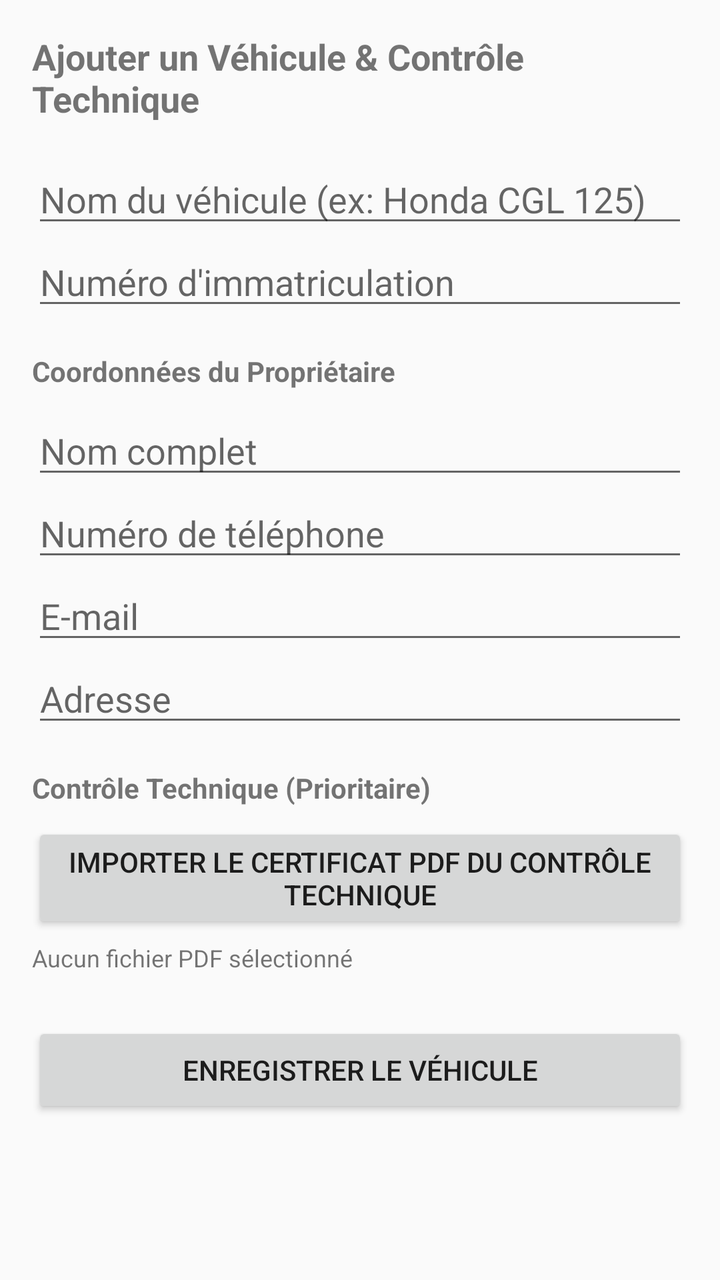
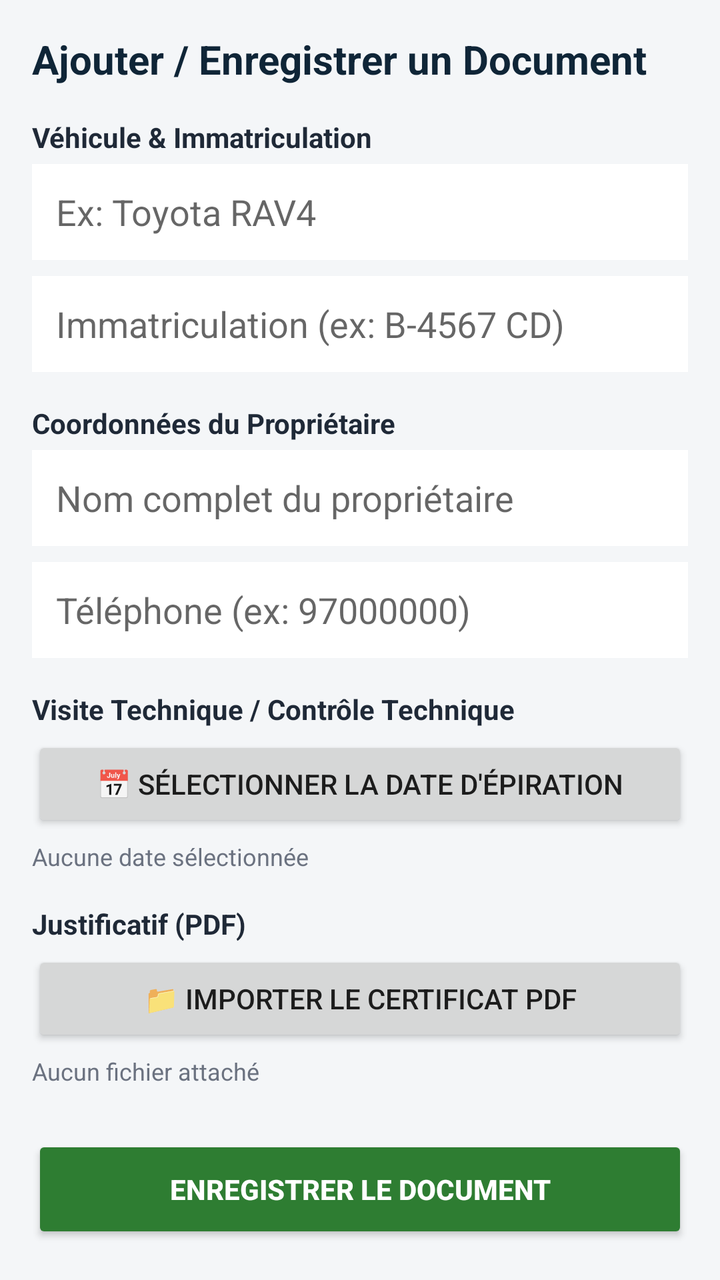

Before-and-after screenshots of an Android layout around one commit, followed by the original layout XML and the change that was made.
<!-- AndroidManifest.xml: application theme Theme.AppCompat.DayNight.DarkActionBar -->
<!-- res/layout/activity_add_vehicle.xml -->
<?xml version="1.0" encoding="utf-8"?>
<ScrollView xmlns:android="http://schemas.android.com/apk/res/android"
    android:layout_width="match_parent"
    android:layout_height="match_parent"
    android:padding="16.dp">

    <LinearLayout
        android:layout_width="match_parent"
        android:layout_height="wrap_content"
        android:orientation="vertical">

        <TextView
            android:layout_width="wrap_content"
            android:layout_height="wrap_content"
            android:text="Ajouter un Véhicule &amp; Contrôle Technique"
            android:textSize="18sp"
            android:textStyle="bold"
            android:layout_marginBottom="16.dp"/>

        
        <EditText
            android:id="@+id/etVehicleName"
            android:layout_width="match_parent"
            android:layout_height="wrap_content"
            android:hint="Nom du véhicule (ex: Honda CGL 125)"
            android:inputType="text"/>

        <EditText
            android:id="@+id/etLicensePlate"
            android:layout_width="match_parent"
            android:layout_height="wrap_content"
            android:hint="Numéro d'immatriculation"
            android:inputType="text"/>

        
        <TextView
            android:layout_width="wrap_content"
            android:layout_height="wrap_content"
            android:text="Coordonnées du Propriétaire"
            android:textStyle="bold"
            android:layout_marginTop="16.dp"
            android:layout_marginBottom="8.dp"/>

        <EditText
            android:id="@+id/etOwnerName"
            android:layout_width="match_parent"
            android:layout_height="wrap_content"
            android:hint="Nom complet"
            android:inputType="textPersonName"/>

        <EditText
            android:id="@+id/etOwnerPhone"
            android:layout_width="match_parent"
            android:layout_height="wrap_content"
            android:hint="Numéro de téléphone"
            android:inputType="phone"/>

        <EditText
            android:id="@+id/etOwnerEmail"
            android:layout_width="match_parent"
            android:layout_height="wrap_content"
            android:hint="E-mail"
            android:inputType="textEmailAddress"/>

        <EditText
            android:id="@+id/etOwnerAddress"
            android:layout_width="match_parent"
            android:layout_height="wrap_content"
            android:hint="Adresse"
            android:inputType="textPostalAddress"/>

        
        <TextView
            android:layout_width="wrap_content"
            android:layout_height="wrap_content"
            android:text="Contrôle Technique (Prioritaire)"
            android:textStyle="bold"
            android:layout_marginTop="16.dp"
            android:layout_marginBottom="8.dp"/>

        <Button
            android:id="@+id/btnSelectPdf"
            android:layout_width="match_parent"
            android:layout_height="wrap_content"
            android:text="Importer le certificat PDF du Contrôle Technique"/>

        <TextView
            android:id="@+id/tvPdfStatus"
            android:layout_width="match_parent"
            android:layout_height="wrap_content"
            android:text="Aucun fichier PDF sélectionné"
            android:textSize="12sp"
            android:layout_marginTop="4.dp"
            android:layout_marginBottom="24.dp"/>

        <Button
            android:id="@+id/btnSave"
            android:layout_width="match_parent"
            android:layout_height="wrap_content"
            android:text="Enregistrer le véhicule"/>

    </LinearLayout>
</ScrollView>
<!-- resources referenced by this layout -->
<resources>

</resources>

<!-- the commit's change to res/layout/activity_add_vehicle.xml (unified diff, before → after) -->
@@ -2,6 +2,7 @@
 <ScrollView xmlns:android="http://schemas.android.com/apk/res/android"
     android:layout_width="match_parent"
     android:layout_height="match_parent"
+    android:background="@color/bg_light"
     android:padding="16.dp">
 
     <LinearLayout
@@ -12,92 +13,130 @@
         <TextView
             android:layout_width="wrap_content"
             android:layout_height="wrap_content"
-            android:text="Ajouter un Véhicule &amp; Contrôle Technique"
-            android:textSize="18sp"
+            android:text="Ajouter / Enregistrer un Document"
+            android:textColor="@color/navy_header"
+            android:textSize="20sp"
             android:textStyle="bold"
             android:layout_marginBottom="16.dp"/>
 
         
+        <TextView
+            android:layout_width="wrap_content"
+            android:layout_height="wrap_content"
+            android:text="Véhicule &amp; Immatriculation"
+            android:textColor="@color/text_dark"
+            android:textStyle="bold"
+            android:layout_marginBottom="4.dp"/>
+
         <EditText
             android:id="@+id/etVehicleName"
             android:layout_width="match_parent"
-            android:layout_height="wrap_content"
-            android:hint="Nom du véhicule (ex: Honda CGL 125)"
-            android:inputType="text"/>
+            android:layout_height="48.dp"
+            android:background="@android:color/white"
+            android:paddingHorizontal="12.dp"
+            android:hint="Ex: Toyota RAV4"
+            android:inputType="text"
+            android:layout_marginBottom="8.dp"/>
 
         <EditText
             android:id="@+id/etLicensePlate"
             android:layout_width="match_parent"
-            android:layout_height="wrap_content"
-            android:hint="Numéro d'immatriculation"
-            android:inputType="text"/>
+            android:layout_height="48.dp"
+            android:background="@android:color/white"
+            android:paddingHorizontal="12.dp"
+            android:hint="Immatriculation (ex: B-4567 CD)"
+            android:inputType="text"
+            android:layout_marginBottom="16.dp"/>
 
         
         <TextView
             android:layout_width="wrap_content"
             android:layout_height="wrap_content"
             android:text="Coordonnées du Propriétaire"
+            android:textColor="@color/text_dark"
             android:textStyle="bold"
-            android:layout_marginTop="16.dp"
-            android:layout_marginBottom="8.dp"/>
+            android:layout_marginBottom="4.dp"/>
 
         <EditText
             android:id="@+id/etOwnerName"
             android:layout_width="match_parent"
-            android:layout_height="wrap_content"
-            android:hint="Nom complet"
-            android:inputType="textPersonName"/>
+            android:layout_height="48.dp"
+            android:background="@android:color/white"
+            android:paddingHorizontal="12.dp"
+            android:hint="Nom complet du propriétaire"
+            android:inputType="textPersonName"
+            android:layout_marginBottom="8.dp"/>
 
         <EditText
             android:id="@+id/etOwnerPhone"
             android:layout_width="match_parent"
-            android:layout_height="wrap_content"
-            android:hint="Numéro de téléphone"
-            android:inputType="phone"/>
-
-        <EditText
-            android:id="@+id/etOwnerEmail"
-            android:layout_width="match_parent"
-            android:layout_height="wrap_content"
-            android:hint="E-mail"
-            android:inputType="textEmailAddress"/>
-
-        <EditText
-            android:id="@+id/etOwnerAddress"
-            android:layout_width="match_parent"
-            android:layout_height="wrap_content"
-            android:hint="Adresse"
-            android:inputType="textPostalAddress"/>
+            android:layout_height="48.dp"
+            android:background="@android:color/white"
+            android:paddingHorizontal="12.dp"
+            android:hint="Téléphone (ex: 97000000)"
+            android:inputType="phone"
+            android:layout_marginBottom="16.dp"/>
 
         
         <TextView
             android:layout_width="wrap_content"
             android:layout_height="wrap_content"
-            android:text="Contrôle Technique (Prioritaire)"
+            android:text="Visite Technique / Contrôle Technique"
+            android:textColor="@color/text_dark"
             android:textStyle="bold"
-            android:layout_marginTop="16.dp"
-            android:layout_marginBottom="8.dp"/>
+            android:layout_marginBottom="4.dp"/>
+
+        <Button
+            android:id="@+id/btnPickExpiryDate"
+            style="?attr/materialButtonOutlinedStyle"
+            android:layout_width="match_parent"
+            android:layout_height="wrap_content"
+            android:text="📅 Sélectionner la Date d'Épiration"
+            android:layout_marginBottom="4.dp"/>
+
+        <TextView
+            android:id="@+id/tvSelectedDate"
+            android:layout_width="match_parent"
+            android:layout_height="wrap_content"
+            android:text="Aucune date sélectionnée"
+            android:textColor="@color/text_muted"
+            android:textSize="12sp"
+            android:layout_marginBottom="16.dp"/>
+
+        
+        <TextView
+            android:layout_width="wrap_content"
+            android:layout_height="wrap_content"
+            android:text="Justificatif (PDF)"
+            android:textColor="@color/text_dark"
+            android:textStyle="bold"
+            android:layout_marginBottom="4.dp"/>
 
         <Button
             android:id="@+id/btnSelectPdf"
             android:layout_width="match_parent"
             android:layout_height="wrap_content"
-            android:text="Importer le certificat PDF du Contrôle Technique"/>
+            android:text="📁 Importer le Certificat PDF"
+            android:layout_marginBottom="4.dp"/>
 
         <TextView
             android:id="@+id/tvPdfStatus"
             android:layout_width="match_parent"
             android:layout_height="wrap_content"
-            android:text="Aucun fichier PDF sélectionné"
+            android:text="Aucun fichier attaché"
+            android:textColor="@color/text_muted"
             android:textSize="12sp"
-            android:layout_marginTop="4.dp"
             android:layout_marginBottom="24.dp"/>
 
+        
         <Button
             android:id="@+id/btnSave"
             android:layout_width="match_parent"
-            android:layout_height="wrap_content"
-            android:text="Enregistrer le véhicule"/>
+            android:layout_height="54.dp"
+            android:backgroundTint="@color/status_green"
+            android:text="Enregistrer le Document"
+            android:textColor="@android:color/white"
+            android:textStyle="bold"/>
 
     </LinearLayout>
 </ScrollView>
<!-- resource entries referenced after the edit -->
@@ -1,5 +1,9 @@
 <!-- resources referenced by this layout -->
 <resources>
-
+  <color name="bg_light">#F4F6F8</color>
+  <color name="navy_header">#0F2537</color>
+  <color name="status_green">#2E7D32</color>
+  <color name="text_dark">#1F2937</color>
+  <color name="text_muted">#6B7280</color>
 </resources>
 
